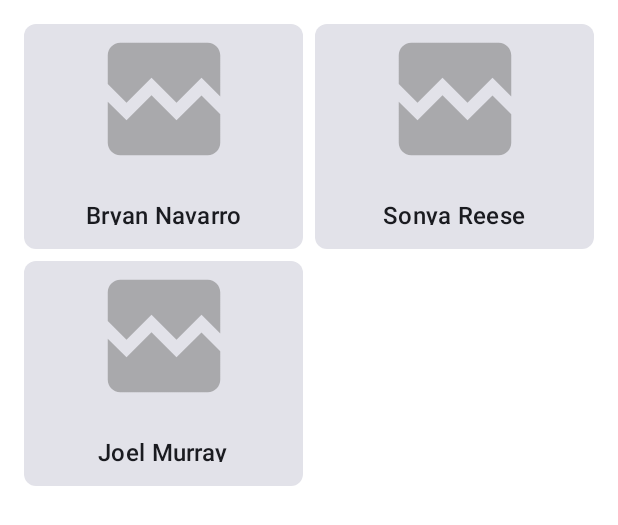
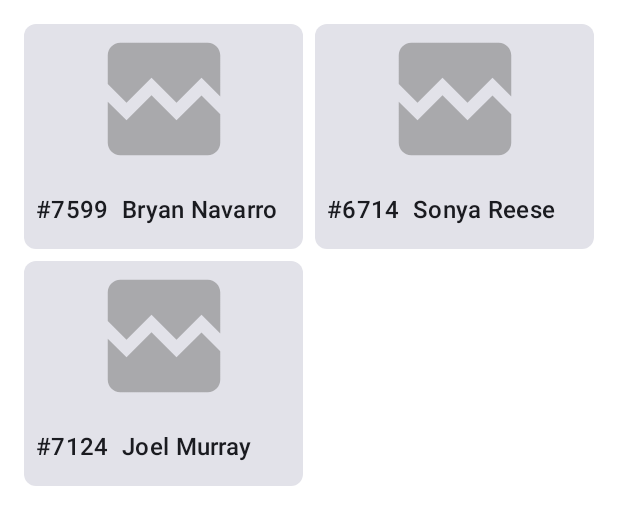
Before and after one commit to AwesomeJim/MiniPokedex, an Android app built with Jetpack Compose: the @Preview function DefaultPreview, on a phone screen of 412 x 824 dp. Shown: the top 525 px of the screen. Run offline under Robolectric (Android 15) with nearby library versions, the phone set to English and light mode, and no system bars; our stand-ins replace Dagger/Hilt's generated code; network calls fail; pictures from the network do not load.

Commit message:
updates: added on click to the pokemon lists

```diff
--- a/app/src/main/java/com/awesomejim/pokedex/ui/Navigation.kt
+++ b/app/src/main/java/com/awesomejim/pokedex/ui/Navigation.kt
@@ -139,6 +139,9 @@ fun MainNavigation(
                         onSave = {
                             pokemonViewModel.addPokemon(it)
                         },
+                        onClick = {
+
+                        },
                         modifier = Modifier.padding(16.dp),
                     )
                 }
--- a/feature-pokemon/src/main/java/com/awesomejim/pokedex/feature/pokemon/ui/home/PokemonHomeScreen.kt
+++ b/feature-pokemon/src/main/java/com/awesomejim/pokedex/feature/pokemon/ui/home/PokemonHomeScreen.kt
@@ -17,9 +17,13 @@
 package com.awesomejim.pokedex.feature.pokemon.ui.home
 
 
+import androidx.compose.animation.animateContentSize
+import androidx.compose.foundation.clickable
 import androidx.compose.foundation.layout.Arrangement
 import androidx.compose.foundation.layout.Column
 import androidx.compose.foundation.layout.PaddingValues
+import androidx.compose.foundation.layout.Row
+import androidx.compose.foundation.layout.Spacer
 import androidx.compose.foundation.layout.fillMaxWidth
 import androidx.compose.foundation.layout.height
 import androidx.compose.foundation.layout.padding
@@ -50,6 +54,7 @@ import com.awesomejim.pokedex.feature.pokemon.R
 fun PokemonScreen(
     items: List<Pokemon>,
     onSave: (pokemon: Pokemon) -> Unit,
+    onClick: (pokemon: Pokemon) -> Unit,
     modifier: Modifier = Modifier
 ) {
     LazyVerticalGrid(
@@ -59,17 +64,31 @@ import com.awesomejim.pokedex.feature.pokemon.R
         verticalArrangement = Arrangement.spacedBy(8.dp)
     ) {
         items(items) { item ->
-            PokemonCard(item, modifier)
+            PokemonCard(
+                item,
+                onSave = onSave,
+                onClick = onClick,
+                modifier
+            )
         }
     }
 }
 
 @Composable
 fun PokemonCard(
-    pokemon: Pokemon, modifier: Modifier = Modifier) {
+    pokemon: Pokemon,
+    onSave: (pokemon: Pokemon) -> Unit,
+    onClick: (pokemon: Pokemon) -> Unit,
+    modifier: Modifier = Modifier
+) {
     Card(
         modifier = Modifier
-            .height(150.dp).fillMaxWidth(),
+            .height(150.dp)
+            .fillMaxWidth()
+            .animateContentSize()
+            .clickable {
+                onClick(pokemon)
+            },
         shape = RoundedCornerShape(8.dp)
     ) {
         Column(horizontalAlignment = Alignment.CenterHorizontally) {
@@ -86,12 +105,27 @@ fun PokemonCard(
                 error = painterResource(id = R.drawable.ic_broken_image),
                 placeholder = painterResource(id = R.drawable.loading_img)
             )
+            Spacer(Modifier.height(4.dp))
+            Row(
+                horizontalArrangement = Arrangement.Start,
+                verticalAlignment = Alignment.CenterVertically,
+                modifier = Modifier
+                    .fillMaxWidth()
+                    .padding(4.dp)
+            ) {
+                Text(
+                    text = "#${pokemon.id}",
+                    style = MaterialTheme.typography.titleMedium,
+                    textAlign = TextAlign.Justify,
+                    modifier = Modifier.padding(4.dp)
+                )
                 Text(
                     text = pokemon.name,
                     style = MaterialTheme.typography.titleMedium,
                     textAlign = TextAlign.Justify,
-                modifier = Modifier.padding(16.dp)
+                    modifier = Modifier.padding(4.dp)
                 )
+            }
         }
     }
 
@@ -102,7 +136,9 @@ fun PokemonCard(
 @Composable
 private fun DefaultPreview() {
     PokemonTheme {
-        PokemonScreen(fakePokemons, onSave = {})
+        PokemonScreen(fakePokemons,
+            onSave = {},
+            onClick = {})
     }
 }
 
@@ -110,6 +146,8 @@ private fun DefaultPreview() {
 @Composable
 private fun PortraitPreview() {
     PokemonTheme {
-        PokemonScreen(fakePokemons, onSave = {})
+        PokemonScreen(fakePokemons,
+            onSave = {},
+            onClick = {})
     }
 }
--- /dev/null
+++ b/feature-pokemon/src/main/java/com/awesomejim/pokedex/feature/pokemon/ui/info/PokemonInfoScreen.kt
@@ -0,0 +1,15 @@
+package com.awesomejim.pokedex.feature.pokemon.ui.info
+
+import androidx.compose.runtime.Composable
+
+
+/**
+ * Created by Awesome Jim on.
+ * 10/12/2023
+ */
+
+
+@Composable
+fun PokemonInfoScreen() {
+
+}
```
Lines whose indentation alone changed are shown as unchanged.
